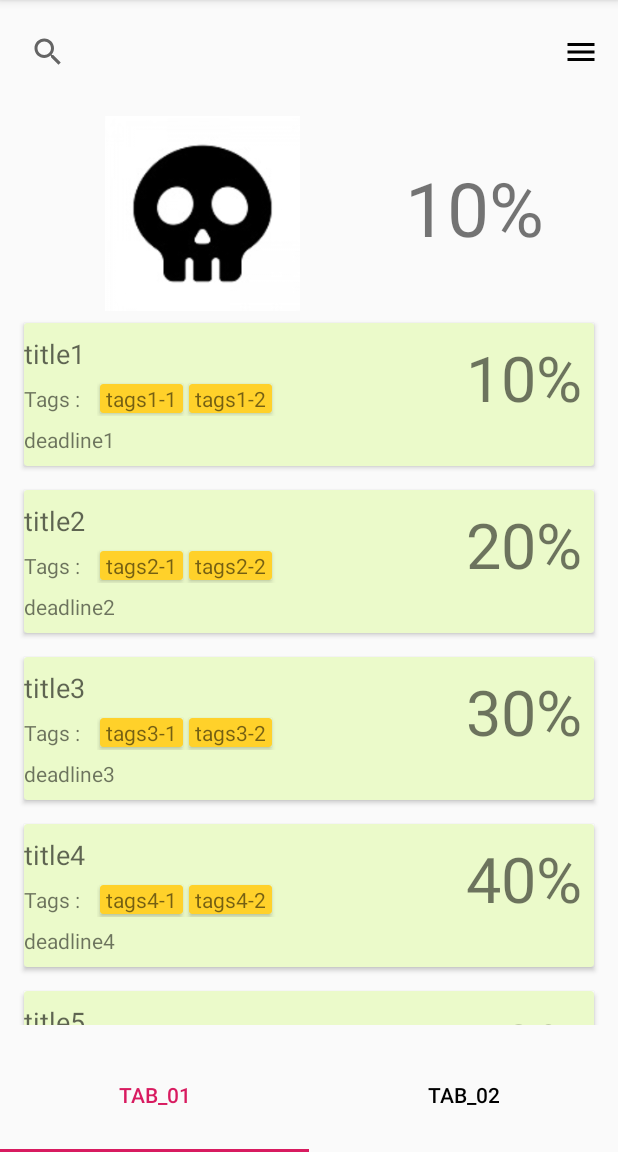
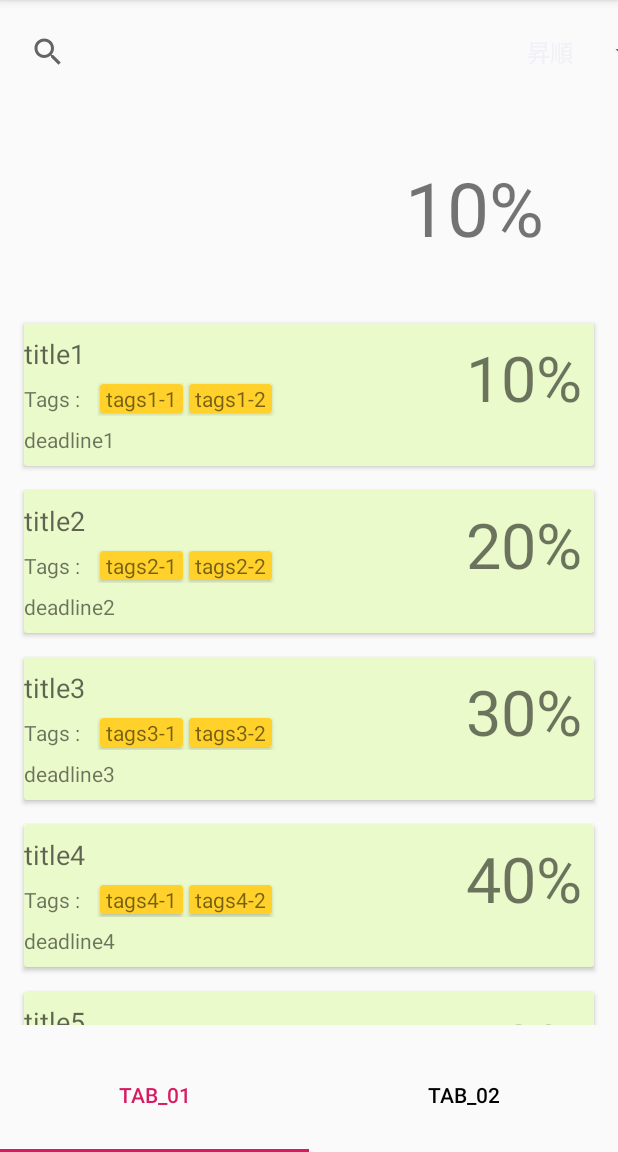
Before and after one commit to kiesproject/yabamiru, an Android app: the screen it shows after launch (MainActivity), on a phone screen of 412 x 824 dp, the part 84-1236 px from its top. Run offline under Robolectric (Android 15) with nearby library versions, the phone set to English and light mode, and no system bars.

Commit message:
[wip]spinner on main fragment

```diff
--- a/app/src/main/java/com/example/yabamiru/MainActivity.kt
+++ b/app/src/main/java/com/example/yabamiru/MainActivity.kt
@@ -24,5 +24,7 @@ class MainActivity : AppCompatActivity() {
         viewPager.adapter = TabAdapter(supportFragmentManager,this)
         val tabLayout = findViewById<TabLayout>(R.id.tab_layout)
         tabLayout.setupWithViewPager(viewPager)
+
+
     }
 }
--- a/app/src/main/java/com/example/yabamiru/MainlistFragment.kt
+++ b/app/src/main/java/com/example/yabamiru/MainlistFragment.kt
@@ -9,6 +9,7 @@ import android.util.Log
 import android.view.LayoutInflater
 import android.view.View
 import android.view.ViewGroup
+import android.widget.ArrayAdapter
 import android.widget.Toast
 import kotlinx.android.synthetic.main.fragment_mainlist.*
 
@@ -34,6 +35,22 @@ class MainlistFragment : Fragment(), RecyclerAdapter.RecyclerViewHolder.ItemClic
 
         main_recyclerView.adapter = RecyclerAdapter(view.context, this, titles, deadlines, percents, adapterlist)
         main_recyclerView.layoutManager = LinearLayoutManager(view.context, LinearLayoutManager.VERTICAL, false)
+
+        val spinnerItems = arrayOf(
+            "昇順",
+            "降順"
+        )
+
+        val spinneradapter = ArrayAdapter(
+            getActivity()!!.getApplicationContext(),
+            android.R.layout.simple_spinner_item,
+            spinnerItems
+        )
+
+
+        spinneradapter.setDropDownViewResource(android.R.layout.simple_spinner_dropdown_item)
+
+        main_spinner_button.adapter = spinneradapter
     }
     override fun onCreateView(inflater: LayoutInflater, container: ViewGroup?, savedInstanceState: Bundle?): View? {
         return inflater.inflate(R.layout.fragment_mainlist, container, false)
--- a/app/src/main/res/layout/fragment_mainlist.xml
+++ b/app/src/main/res/layout/fragment_mainlist.xml
@@ -16,32 +16,18 @@
                 app:layout_constraintHorizontal_bias="1.0"
                 app:layout_constraintBottom_toTopOf="@+id/horizontal_guideline1"/>
 
-    <ImageButton
-            android:id="@+id/main_layout_menu_button"
-            android:layout_width="0dp"
+    <android.support.v7.widget.AppCompatSpinner
+            android:id="@+id/main_spinner_button"
+            android:layout_width="wrap_content"
             android:layout_height="wrap_content"
-            app:srcCompat="@drawable/main_layout_menu_button"
-            android:scaleType="fitCenter"
-            android:background="@android:color/transparent"
+            android:layout_marginStart="8dp"
+            android:layout_marginTop="8dp"
+            android:layout_marginEnd="8dp"
+            android:layout_marginBottom="8dp"
+            app:layout_constraintBottom_toTopOf="@+id/horizontal_guideline1"
             app:layout_constraintEnd_toEndOf="parent"
-            android:layout_marginEnd="8dp"
             app:layout_constraintStart_toStartOf="@+id/vertical_guideline"
-            android:layout_marginTop="8dp"
-            app:layout_constraintTop_toTopOf="parent"
-            android:layout_marginBottom="8dp"
-            app:layout_constraintBottom_toTopOf="@+id/horizontal_guideline1"/>
-
-    <ImageView
-            android:id="@+id/dokuro_id1"
-            android:src="@drawable/dokuro_black"
-            android:layout_width="0dp"
-            android:layout_height="0dp"
-            app:layout_constraintStart_toStartOf="parent" android:layout_marginStart="32dp"
-            app:layout_constraintBottom_toTopOf="@+id/horizontal_guideline2"
-            android:layout_marginTop="8dp" app:layout_constraintTop_toTopOf="@+id/horizontal_guideline1"
-            app:layout_constraintEnd_toStartOf="@+id/percentText" android:layout_marginEnd="32dp"
-            app:layout_constraintHorizontal_bias="0.0" app:layout_constraintVertical_bias="0.0"/>
-
+            app:layout_constraintTop_toTopOf="parent" />
     <TextView
             android:layout_width="wrap_content"
             android:layout_height="wrap_content"
```
